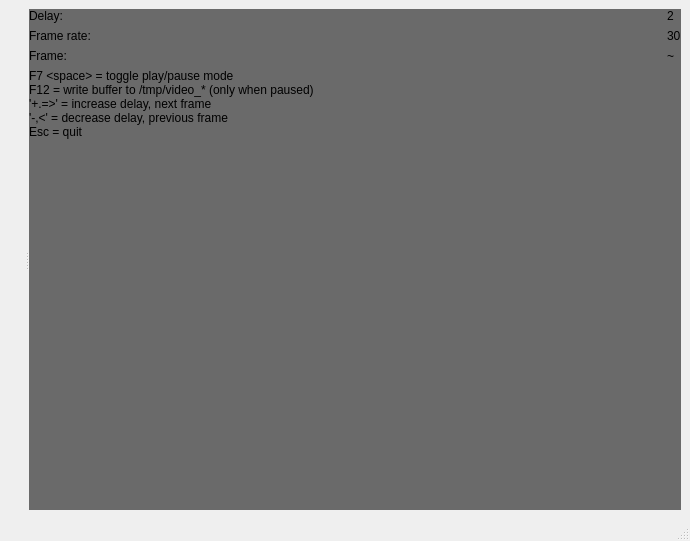
The window that delayvideo/ui/mainwindow.ui (andrewjrobinson/SportsReview) describes before a commit, drawn with Qt 5.
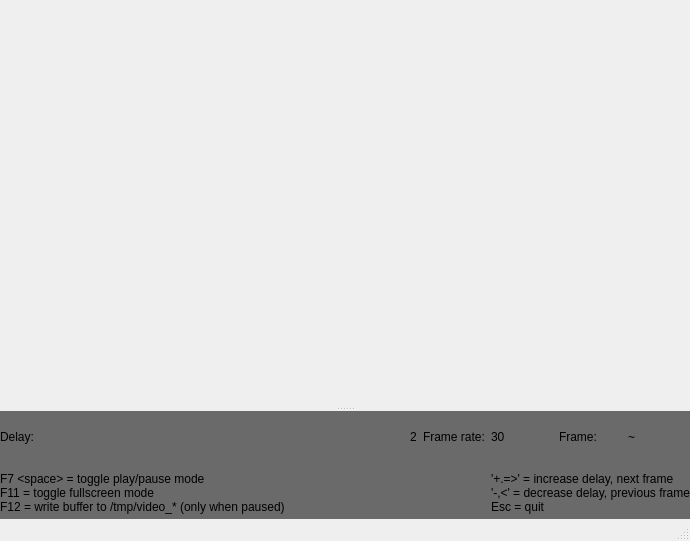
The same window after the commit.

Commit message: Added fullscreen display and reduced info panels size

Diff of the .ui file:
```diff
--- a/delayvideo/ui/mainwindow.ui
+++ b/delayvideo/ui/mainwindow.ui
@@ -15,18 +15,77 @@
   </property>
   <widget class="QWidget" name="centralwidget">
    <layout class="QGridLayout" name="gridLayout">
+    <property name="margin">
+     <number>0</number>
+    </property>
+    <property name="spacing">
+     <number>0</number>
+    </property>
     <item row="0" column="0">
      <widget class="QSplitter" name="splitter">
+      <property name="orientation">
+       <enum>Qt::Vertical</enum>
+      </property>
       <widget class="QLabel" name="videoFrame">
        <property name="text">
         <string/>
        </property>
       </widget>
       <widget class="QWidget" name="buttonArea" native="true">
+       <property name="sizePolicy">
+        <sizepolicy hsizetype="Preferred" vsizetype="Minimum">
+         <horstretch>0</horstretch>
+         <verstretch>0</verstretch>
+        </sizepolicy>
+       </property>
+       <property name="maximumSize">
+        <size>
+         <width>16777215</width>
+         <height>108</height>
+        </size>
+       </property>
        <property name="styleSheet">
         <string notr="true">background-color: rgb(106, 106, 106);</string>
        </property>
-       <layout class="QGridLayout" name="gridLayout_2" columnstretch="2,0,0">
+       <layout class="QGridLayout" name="gridLayout_2" columnstretch="2,0,0,0,0,0,0">
+        <property name="sizeConstraint">
+         <enum>QLayout::SetMinimumSize</enum>
+        </property>
+        <item row="0" column="3">
+         <widget class="QLabel" name="label_2">
+          <property name="text">
+           <string>Frame rate:</string>
+          </property>
+         </widget>
+        </item>
+        <item row="3" column="4" colspan="3">
+         <widget class="QLabel" name="label_5">
+          <property name="text">
+           <string>&lt;html&gt;&lt;head/&gt;&lt;body&gt;&lt;p&gt;'+.=&amp;gt;' = increase delay, next frame&lt;br/&gt;'-,&amp;lt;' = decrease delay, previous frame&lt;br/&gt;Esc = quit&lt;/p&gt;&lt;/body&gt;&lt;/html&gt;</string>
+          </property>
+         </widget>
+        </item>
+        <item row="0" column="4">
+         <widget class="QLabel" name="frameRate">
+          <property name="text">
+           <string>30</string>
+          </property>
+         </widget>
+        </item>
+        <item row="0" column="6">
+         <widget class="QLabel" name="frameNum">
+          <property name="text">
+           <string>~</string>
+          </property>
+         </widget>
+        </item>
+        <item row="3" column="0" colspan="4">
+         <widget class="QLabel" name="label_4">
+          <property name="text">
+           <string>&lt;html&gt;&lt;head/&gt;&lt;body&gt;&lt;p&gt;F7 &amp;lt;space&amp;gt; = toggle play/pause mode&lt;br/&gt;F11 = toggle fullscreen mode&lt;br/&gt;F12 = write buffer to /tmp/video_* (only when paused)&lt;/p&gt;&lt;/body&gt;&lt;/html&gt;</string>
+          </property>
+         </widget>
+        </item>
         <item row="0" column="2">
          <widget class="QLabel" name="delay">
           <property name="text">
@@ -41,54 +100,13 @@
           </property>
          </widget>
         </item>
-        <item row="5" column="0">
-         <spacer name="verticalSpacer">
-          <property name="orientation">
-           <enum>Qt::Vertical</enum>
-          </property>
-          <property name="sizeHint" stdset="0">
-           <size>
-            <width>20</width>
-            <height>40</height>
-           </size>
-          </property>
-         </spacer>
-        </item>
-        <item row="1" column="2">
-         <widget class="QLabel" name="frameRate">
-          <property name="text">
-           <string>30</string>
-          </property>
-         </widget>
-        </item>
-        <item row="1" column="0" colspan="2">
-         <widget class="QLabel" name="label_2">
-          <property name="text">
-           <string>Frame rate:</string>
-          </property>
-         </widget>
-        </item>
-        <item row="2" column="2">
-         <widget class="QLabel" name="frameNum">
-          <property name="text">
-           <string>~</string>
-          </property>
-         </widget>
-        </item>
-        <item row="2" column="0" colspan="2">
+        <item row="0" column="5">
          <widget class="QLabel" name="label_3">
           <property name="text">
            <string>Frame:</string>
           </property>
          </widget>
         </item>
-        <item row="3" column="0" colspan="3">
-         <widget class="QLabel" name="label_4">
-          <property name="text">
-           <string>&lt;html&gt;&lt;head/&gt;&lt;body&gt;&lt;p&gt;F7 &amp;lt;space&amp;gt; 	= toggle play/pause mode&lt;br/&gt;F12 	= write buffer to /tmp/video_* (only when paused)&lt;br/&gt;'+.=&amp;gt;' 	= increase delay, next frame&lt;br/&gt;'-,&amp;lt;' 	= decrease delay, previous frame&lt;br/&gt;Esc	= quit&lt;/p&gt;&lt;/body&gt;&lt;/html&gt;</string>
-          </property>
-         </widget>
-        </item>
        </layout>
       </widget>
      </widget>
```
The commit also changes 2 other files.
